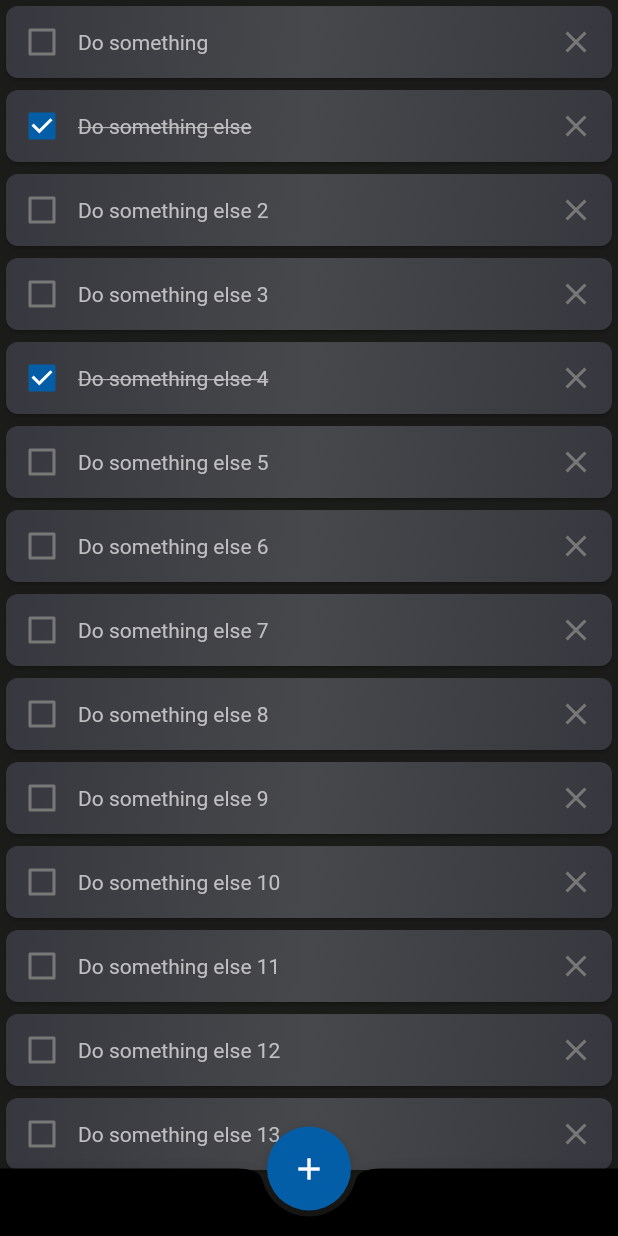
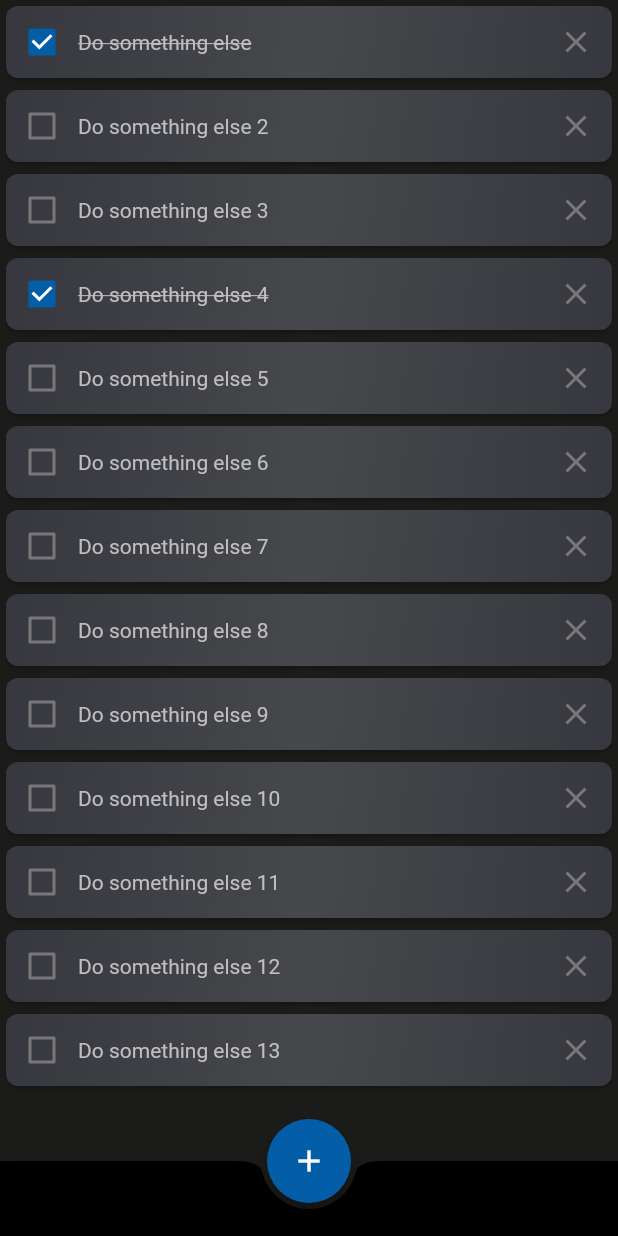
Before and after one commit to gu-tig333-ht22/gusnilmais, a Flutter app: the screen it shows after launch, scrolled down 56 dp, after a tap on the "close" icon, on a phone screen of 412 x 824 dp. Run offline on Flutter 3.47's test engine with Material 2 defaults, Android fonts, the phone set to English and light mode, and no system bars.

```diff
--- a/lib/main.dart
+++ b/lib/main.dart
@@ -1,9 +1,14 @@
 import 'package:flutter/material.dart';
 import 'package:flutter/services.dart';
+import 'package:provider/provider.dart';
+import 'package:template/providers/todolist_provider.dart';
 import 'package:template/screens/home_screen.dart';
 
 void main() {
-  runApp(const MyApp());
+  runApp(
+    MultiProvider(providers: [
+      ChangeNotifierProvider(create: (_) => TodoList())
+    ], child: const MyApp()));
 }
 
 class MyApp extends StatelessWidget {
--- /dev/null
+++ b/lib/models/todo.dart
@@ -0,0 +1,7 @@
+class Todo {
+  int id;
+  String title;
+  bool checked;
+
+  Todo({required this.id, required this.checked, required this.title});
+}
--- /dev/null
+++ b/lib/providers/todolist_provider.dart
@@ -0,0 +1,62 @@
+import 'package:flutter/material.dart';
+import 'package:template/models/todo.dart';
+
+class TodoList with ChangeNotifier {
+
+    final Map<int, Todo> _testList = {
+      1 : Todo(id: 1, checked: false, title: "Do something"),
+      2 : Todo(id: 2, checked: true, title: "Do something else"),
+      3 : Todo(id: 3, checked: false, title: "Do something else 2"),
+      4 : Todo(id: 4, checked: false, title: "Do something else 3"),
+      5 : Todo(id: 5, checked: true, title: "Do something else 4"),
+      6 : Todo(id: 6, checked: false, title: "Do something else 5"),
+      7 : Todo(id: 7, checked: false, title: "Do something else 6"),
+      8 : Todo(id: 8, checked: false, title: "Do something else 7"),
+      9 : Todo(id: 9, checked: false, title: "Do something else 8"),
+      10 : Todo(id: 10, checked: false, title: "Do something else 9"),
+      11 : Todo(id: 11, checked: false, title: "Do something else 10"),
+      12 : Todo(id: 12, checked: false, title: "Do something else 11"),
+      13 : Todo(id: 13, checked: false, title: "Do something else 12"),
+      14 : Todo(id: 14, checked: false, title: "Do something else 13"),
+    };
+
+    Map<int, Todo> get testList => _testList;
+
+    deleteTodo (int id) {
+      _testList.remove(id);
+      notifyListeners();
+    }
+
+    addTodo (Todo newTodo) {
+      _testList[newTodo.id] = newTodo;
+      notifyListeners();
+    }
+
+    updateChecked (int id) {
+      _testList[id]!.checked = !_testList[id]!.checked;
+      notifyListeners();
+    }
+
+    Map<int, Todo> getDoneItems() {
+      Map<int, Todo> returnMap = {};
+
+      for(var todo in testList.values) {
+        if(todo.checked) {
+          returnMap[todo.id] = todo;
+        }
+      }
+      return returnMap;
+    }
+
+    Map<int, Todo> getUndoneItems() {
+      Map<int, Todo> returnMap = {};
+
+      for(var todo in testList.values) {
+        if(!todo.checked) {
+          returnMap[todo.id] = todo;
+        }
+      }
+      return returnMap;
+    }
+
+}
--- a/lib/screens/home_screen.dart
+++ b/lib/screens/home_screen.dart
@@ -1,38 +1,29 @@
 import 'package:flutter/material.dart';
+import 'package:template/models/todo.dart';
+import 'package:template/providers/todolist_provider.dart';
 import 'package:template/screens/add_listitem_screen.dart';
 import 'package:template/widgets/todo_item.dart';
+import 'package:provider/provider.dart';
 
-class HomeScreen extends StatelessWidget {
+class HomeScreen extends StatefulWidget {
   const HomeScreen({Key? key}) : super(key: key);
 
   @override
+  State<HomeScreen> createState() => _HomeScreenState();
+}
+
+class _HomeScreenState extends State<HomeScreen> {
+  int mode = 0;
+
+  @override
   Widget build(BuildContext context) {
-
     const Color textColor = Color.fromARGB(255, 191, 191, 194);
-
-    List<TodoItem> testList = [
-      const TodoItem(checked: false, title: "Do something"),
-      const TodoItem(checked: true, title: "Do something else"),
-      const TodoItem(checked: false, title: "Do something else 2"),
-      const TodoItem(checked: false, title: "Do something else 3"),
-      const TodoItem(checked: true, title: "Do something else 4"),
-      const TodoItem(checked: false, title: "Do something else 5"),
-      const TodoItem(checked: false, title: "Do something else 6"),
-      const TodoItem(checked: false, title: "Do something else 7"),
-      const TodoItem(checked: false, title: "Do something else 8"),
-      const TodoItem(checked: false, title: "Do something else 9"),
-      const TodoItem(checked: false, title: "Do something else 10"),
-      const TodoItem(checked: false, title: "Do something else 11"),
-      const TodoItem(checked: false, title: "Do something else 12"),
-      const TodoItem(checked: false, title: "Do something else 13"),
-    ];
-
     return Scaffold(
       extendBody: true,
       bottomNavigationBar: const BottomAppBar(
         shape: CircularNotchedRectangle(),
         color: Colors.black,
-        child: SizedBox(height: 45),
+        child: SizedBox(height: 50),
       ),
       body: NestedScrollView(
         headerSliverBuilder: (context, innerBoxIsScrolled) => [
@@ -41,34 +32,95 @@ class HomeScreen extends StatelessWidget {
             shadowColor: Colors.transparent,
             centerTitle: true,
             title: const Text("TIG169 TODO"),
-        actions: [ PopupMenuButton(
+            actions: [
+              PopupMenuButton(
                 color: Theme.of(context).scaffoldBackgroundColor,
                 icon: const Icon(Icons.more_vert),
+                onSelected: (int value) {
+                  setState(() {
+                    mode = value;
+                  });
+                },
                 itemBuilder: (BuildContext con) {
-                  return  [
-                    const PopupMenuItem(value: 0, child: Text("All", style: TextStyle(color: textColor))),
-                    const PopupMenuItem(value: 1, child: Text("Done", style: TextStyle(color: textColor))),
-                    const PopupMenuItem(value: 2, child: Text("Undone", style: TextStyle(color: textColor))),
+                  return [
+                    const PopupMenuItem(
+                        value: 0,
+                        child: Text("All", style: TextStyle(color: textColor))),
+                    const PopupMenuItem(
+                        value: 1,
+                        child:
+                            Text("Done", style: TextStyle(color: textColor))),
+                    const PopupMenuItem(
+                        value: 2,
+                        child:
+                            Text("Undone", style: TextStyle(color: textColor))),
                   ];
                 },
-              ),],
-      ),],
+              ),
+            ],
+          ),
+        ],
         body: Padding(
-          padding: const EdgeInsets.fromLTRB(0, 0, 0, 30),
-          child: ListView(
-            physics: const BouncingScrollPhysics(),
-            children: [...testList],
-          ),
-        ),
+            padding: const EdgeInsets.fromLTRB(0, 0, 0, 35),
+            child: todoList(mode)),
       ),
       floatingActionButtonLocation: FloatingActionButtonLocation.centerDocked,
       floatingActionButton: FloatingActionButton(
           backgroundColor: Theme.of(context).primaryColor,
           onPressed: () {
-            Navigator.of(context)
-                .push(MaterialPageRoute(builder: (con) => const AddItemScreen()));
+            Navigator.of(context).push(
+                MaterialPageRoute(builder: (con) => const AddItemScreen()));
           },
           child: const Icon(Icons.add)),
     );
   }
+
+  Widget todoList(int mode) {
+    return Consumer<TodoList>(
+      builder: (context, list, child) {
+        Map<int, Todo> mapToShow = selectionType(mode, list);
+        return mapToShow.isEmpty
+            ? Padding(
+                padding: const EdgeInsets.symmetric(horizontal: 15.0),
+                child: Center(
+                    child: Text(
+                  getEmptyListString(mode),
+                  style: const TextStyle(color: Colors.white),
+                )),
+              )
+            : ListView(
+                physics: const BouncingScrollPhysics(),
+                children: [
+                  ...mapToShow.entries.map((e) => TodoItem(item: e.value, key: ValueKey(e.key)))
+                ],
+              );
+      },
+    );
   }
+
+  String getEmptyListString(int mode) {
+    switch (mode) {
+      case 0:
+        return "You don't have any todos, add one by tapping on the button at the bottom of the screen";
+      case 1:
+        return "You don't have any finished todos, check one off!";
+      case 2:
+        return "All your todos are done!";
+      default:
+        return "";
+    }
+  }
+
+  Map<int, Todo> selectionType(int mode, TodoList testList) {
+    switch (mode) {
+      case 0:
+        return testList.testList;
+      case 1:
+        return testList.getDoneItems();
+      case 2:
+        return testList.getUndoneItems();
+      default:
+        return {};
+    }
+  }
+}
--- a/lib/widgets/todo_item.dart
+++ b/lib/widgets/todo_item.dart
@@ -1,16 +1,13 @@
 import 'package:flutter/material.dart';
+import 'package:provider/provider.dart';
+import 'package:template/models/todo.dart';
+import 'package:template/providers/todolist_provider.dart';
 
-class TodoItem extends StatefulWidget {
-  final String title;
-  final bool checked;
-  const TodoItem({required this.checked, required this.title, Key? key})
-      : super(key: key);
+class TodoItem extends StatelessWidget {
+  final Todo item;
 
-  @override
-  State<TodoItem> createState() => _TodoItemState();
-}
+  const TodoItem({required this.item, Key? key}) : super(key: key);
 
-class _TodoItemState extends State<TodoItem> {
   @override
   Widget build(BuildContext context) {
     return Card(
@@ -38,20 +35,24 @@ class _TodoItemState extends State<TodoItem> {
       ),
               child: Checkbox(
                   activeColor: Theme.of(context).primaryColor,
-                  value: widget.checked,
-                  onChanged: (_) {}),
+                  value: item.checked,
+                  onChanged: (_) {
+                      Provider.of<TodoList>(context, listen: false).updateChecked(item.id);
+                  }),
             ),
             Text(
-              widget.title,
+              item.title,
               style: TextStyle(
                   color: const Color.fromARGB(255, 191, 191, 194),
-                  decoration: widget.checked
+                  decoration: item.checked
                       ? TextDecoration.lineThrough
                       : TextDecoration.none),
             ),
             const Spacer(),
             IconButton(
-                onPressed: () {},
+                onPressed: () {
+                    Provider.of<TodoList>(context, listen: false).deleteTodo(item.id);
+                },
                 icon: const Icon(Icons.close,
                     color: Color.fromARGB(255, 120, 120, 121)))
           ],
--- a/pubspec.yaml
+++ b/pubspec.yaml
@@ -34,6 +34,7 @@ dependencies:
   # The following adds the Cupertino Icons font to your application.
   # Use with the CupertinoIcons class for iOS style icons.
   cupertino_icons: ^1.0.2
+  provider: ^6.0.3
 
 dev_dependencies:
   flutter_test:
```
Also changed, not shown: lib/screens/add_listitem_screen.dart (+35 -7 lines), pubspec.lock, 2 other files. Lines whose indentation alone changed are shown as unchanged.
